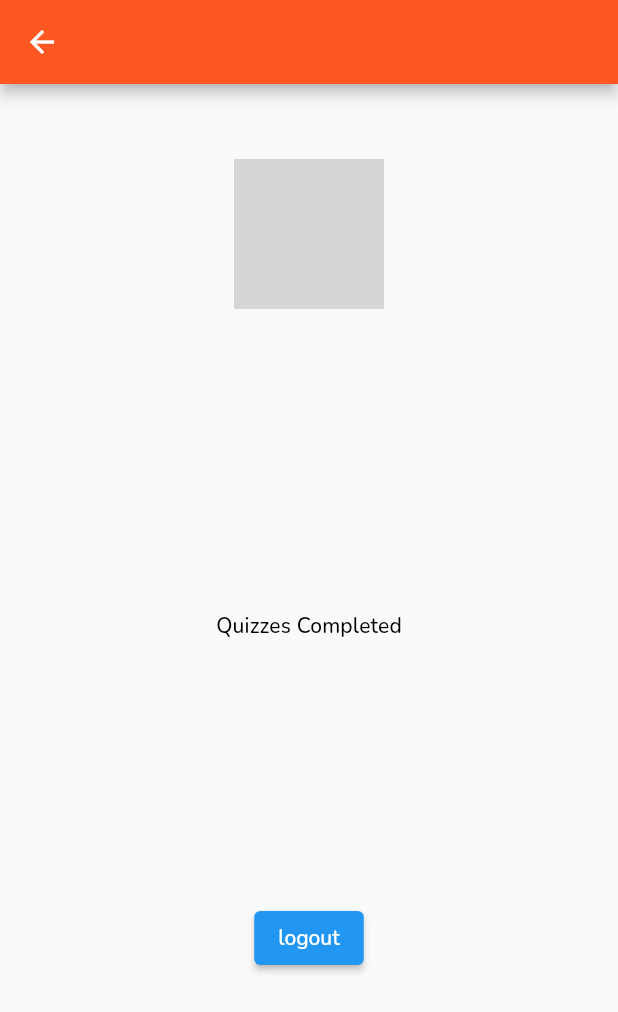
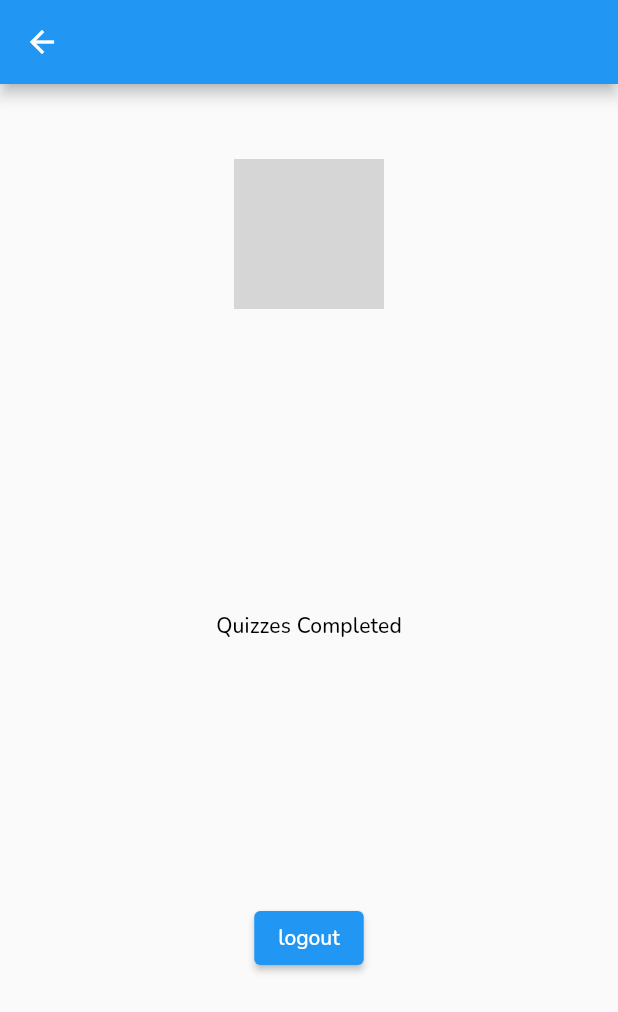
Before and after one commit to richardverheyen/cutshot-mvp, a Flutter app: the screen it shows once a user with an empty profile is signed in, after a tap on an icon or button, on a phone screen of 412 x 824 dp. Shown: the top 1012 px of the screen. Run offline on Flutter 3.47's test engine with Material 2 defaults, Android fonts, the phone set to English and light mode, and no system bars; our stand-ins replace cloud_firestore, firebase_auth, firebase_core, font_awesome_flutter, google_fonts, google_sign_in and 3 more; accounts and stored records are empty; network calls fail; grey boxes are pictures that could not be loaded.

Commit message:
Remove background colours from top bar

```diff
--- a/lib/gallery/gallery.dart
+++ b/lib/gallery/gallery.dart
@@ -27,13 +27,11 @@ class GalleryScreen extends StatelessWidget {
 
           return Scaffold(
             appBar: AppBar(
-              backgroundColor: Colors.deepPurple,
               title: const Text('Gallery'),
               actions: [
                 IconButton(
                     icon: Icon(
                       FontAwesomeIcons.circleUser,
-                      color: Colors.pink[200],
                     ),
                     onPressed: () => Navigator.push(context,
                             MaterialPageRoute(builder: (context) {
--- a/lib/profile/profile.dart
+++ b/lib/profile/profile.dart
@@ -19,7 +19,6 @@ class _ProfileScreenState extends State<ProfileScreen> {
     if (user != null) {
       return Scaffold(
         appBar: AppBar(
-          backgroundColor: Colors.deepOrange,
           title: Text(user.displayName ?? 'Guest'),
         ),
         body: Center(
```
